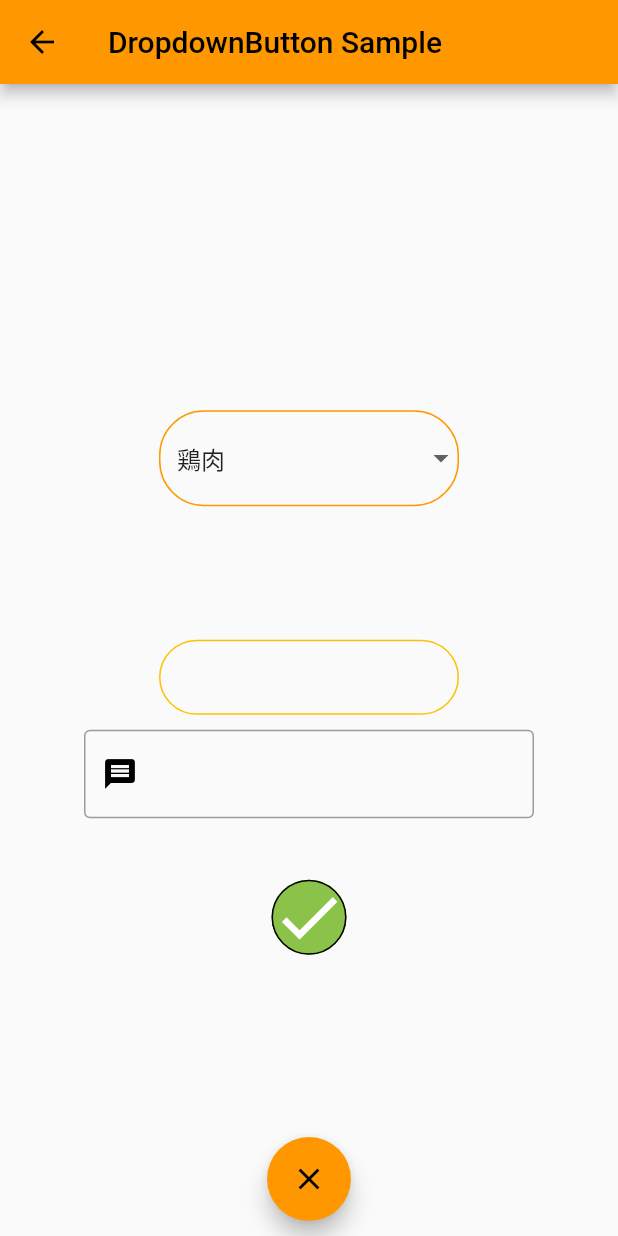
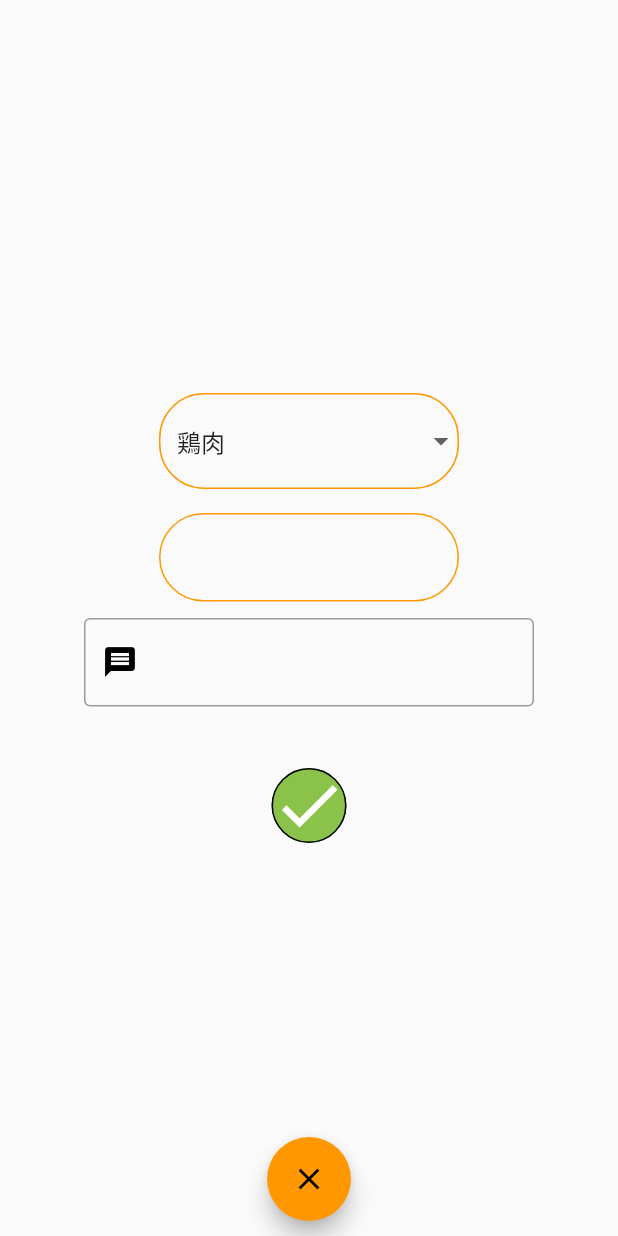
Before and after one commit to shunta0213/KaihatsuDojo, a Flutter app: the AddDishes screen opened by its route, on a phone screen of 412 x 824 dp. Run offline on Flutter 3.47's test engine with Material 2 defaults, Android fonts, the phone set to English and light mode, and no system bars; our stand-ins replace cloud_firestore, firebase_auth, firebase_core; accounts and stored records are empty.

Commit message:
'design'

```diff
--- a/lib/pages/addDishes.dart
+++ b/lib/pages/addDishes.dart
@@ -10,15 +10,17 @@ class AddDishes extends StatefulWidget {
 
 class _AddDishesState extends State<AddDishes> {
   String? isSelectedItem = '鶏肉';
+  String? message = '';
+  String? food = '';
 
   @override
   Widget build(BuildContext context) {
 
 
     return Scaffold(
-      appBar: AppBar(
-        title: const Text('DropdownButton Sample'),
-      ),
+      //appBar: AppBar(
+      //title: const Text('DropdownButton Sample'),
+      //),
       body: Center(
         child: Container(
           decoration: BoxDecoration(
@@ -30,9 +32,9 @@ class _AddDishesState extends State<AddDishes> {
             children: [
 
               Container(
-                margin: EdgeInsets.only(top: 30,bottom: 3),
+                margin: EdgeInsets.only(top: 0,bottom: 10),
                 width: 200,
-                height: 150,
+                height: 70,
                 child:DropdownButtonFormField(
                   decoration:  InputDecoration(
                     enabledBorder: OutlineInputBorder(
@@ -96,22 +98,25 @@ class _AddDishesState extends State<AddDishes> {
               Container(
                 margin: EdgeInsets.only(top:0, bottom: 10),
                 width:200,
-                height:50,
-                child: TextField(
+                height:60,
+                child: TextFormField(
                     decoration: InputDecoration(
                       enabledBorder: OutlineInputBorder(
                           borderRadius: BorderRadius.circular(30),
                           borderSide: BorderSide(
-                          color: Colors.amber,
+                            color: Colors.orange,
                           )
                       ),
                       focusedBorder: OutlineInputBorder(
                           borderRadius: BorderRadius.circular(30),
                           borderSide: BorderSide(
-                          color: Colors.amber,
+                            color: Colors.orange,
                           )
                       ),
                     ),
+                    onChanged: (word){
+                      food = word;
+                    }
                 ),
               ),
 
@@ -120,7 +125,8 @@ class _AddDishesState extends State<AddDishes> {
               Container(
                   width:300,
                   height:100,
-                  child: TextField(
+                  child: TextFormField(
+
                       decoration: InputDecoration(
                         prefixIcon: Icon(
                           Icons.message,
@@ -129,6 +135,9 @@ class _AddDishesState extends State<AddDishes> {
                         border:
                         OutlineInputBorder(),
                       ),
+                      onChanged: (text){
+                        message=text;
+                      }
                   )
               ),
 
```
Lines whose indentation alone changed are shown as unchanged.
